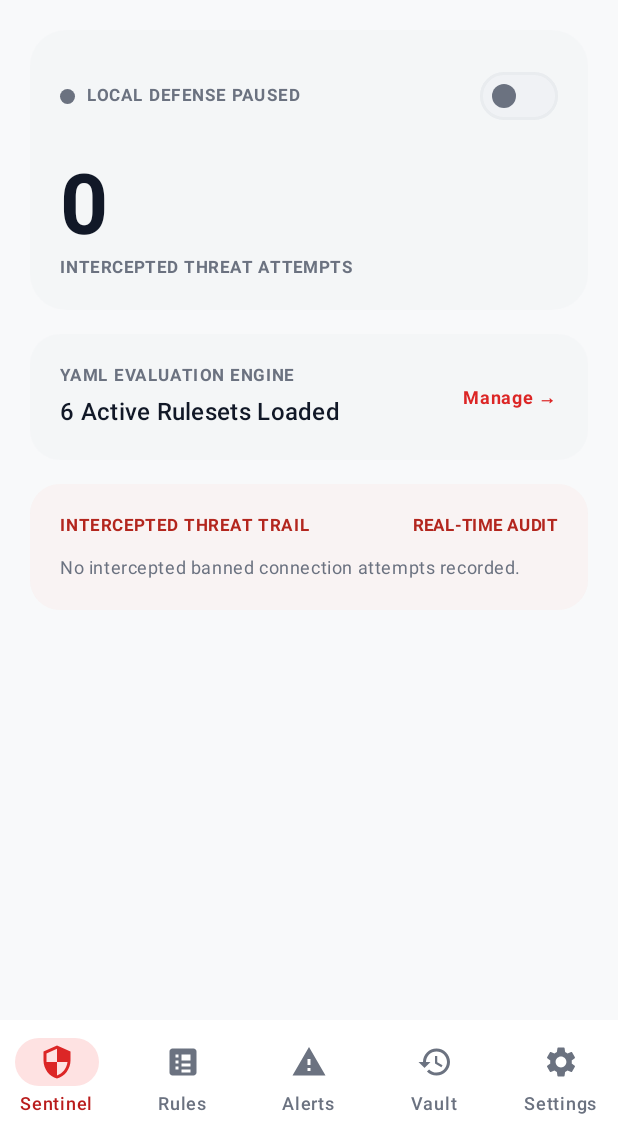
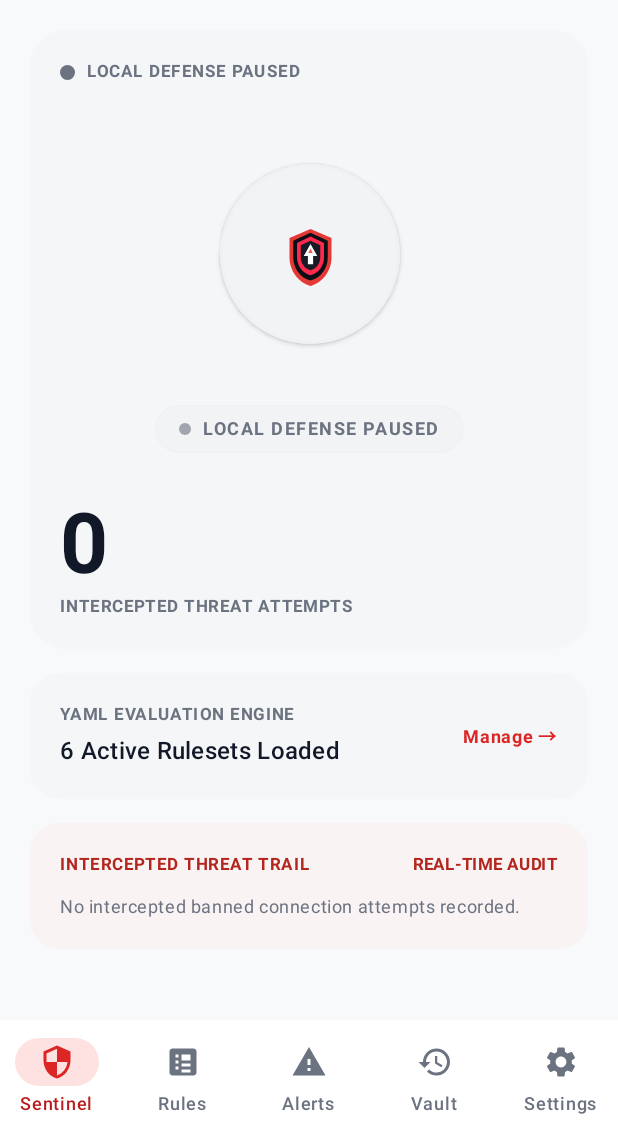
Before and after one commit to ctkqiang/NezhaEDRAndroid, an Android app built with Jetpack Compose: the screen it shows after launch (MainActivity), on a phone screen of 412 x 824 dp, the part 96-1236 px from its top. Run offline under Robolectric (Android 15) with nearby library versions, the phone set to English and light mode, and no system bars.

Commit message:
feat(ui): replace top-right small switch with prominent central master aegis shield power button and radar pulse ring

```diff
--- a/app/src/main/java/xin/ctkqiang/nezhaedr/MainActivity.kt
+++ b/app/src/main/java/xin/ctkqiang/nezhaedr/MainActivity.kt
@@ -12,6 +12,7 @@ import androidx.core.content.ContextCompat
 import xin.ctkqiang.nezhaedr.ui.main.MainScreen
 import xin.ctkqiang.nezhaedr.ui.theme.NezhaEDRTheme
 import xin.ctkqiang.nezhaedr.util.EDRLogger
+import xin.ctkqiang.nezhaedr.util.LocaleHelper
 
 class MainActivity : ComponentActivity() {
 
@@ -26,8 +27,11 @@ class MainActivity : ComponentActivity() {
     }
 
     override fun onCreate(savedInstanceState: Bundle?) {
+        val savedLang = LocaleHelper.getSavedLanguage(this)
+        LocaleHelper.applyLanguage(this, savedLang)
+
         super.onCreate(savedInstanceState)
-        EDRLogger.i(TAG, "onCreate: Activity initializing")
+        EDRLogger.i(TAG, "onCreate: Activity initializing with locale '$savedLang'")
         enableEdgeToEdge()
         requestNotificationPermission()
 
--- a/app/src/main/java/xin/ctkqiang/nezhaedr/ui/main/MainScreen.kt
+++ b/app/src/main/java/xin/ctkqiang/nezhaedr/ui/main/MainScreen.kt
@@ -960,6 +960,8 @@ fun AppleMasterStatusCard(
     blockedAttemptsCount: Int,
     onToggleVpn: () -> Unit
 ) {
+    val haptic = LocalHapticFeedback.current
+
     val stateColor by animateColorAsState(
         targetValue = if (isActive) MaterialTheme.colorScheme.primary else MaterialTheme.colorScheme.onSurfaceVariant,
         animationSpec = spring(dampingRatio = Spring.DampingRatioMediumBouncy, stiffness = Spring.StiffnessLow),
@@ -971,21 +973,21 @@ fun AppleMasterStatusCard(
         colors = CardDefaults.cardColors(containerColor = MaterialTheme.colorScheme.surfaceVariant.copy(alpha = 0.5f)),
         modifier = Modifier.fillMaxWidth()
     ) {
-        Column(modifier = Modifier.padding(20.dp)) {
+        Column(
+            modifier = Modifier.padding(20.dp),
+            horizontalAlignment = Alignment.CenterHorizontally
+        ) {
             Row(
                 modifier = Modifier.fillMaxWidth(),
-                horizontalArrangement = Arrangement.SpaceBetween,
+                horizontalArrangement = Arrangement.Start,
                 verticalAlignment = Alignment.CenterVertically
-            ) {
-                Row(
-                    verticalAlignment = Alignment.CenterVertically,
-                    horizontalArrangement = Arrangement.spacedBy(8.dp)
             ) {
                 Surface(
                     shape = CircleShape,
                     color = stateColor,
                     modifier = Modifier.size(10.dp)
                 ) {}
+                Spacer(modifier = Modifier.width(8.dp))
                 Text(
                     text = if (isActive) stringResource(R.string.defense_engaged) else stringResource(R.string.defense_paused),
                     style = MaterialTheme.typography.labelSmall,
@@ -995,20 +997,20 @@ fun AppleMasterStatusCard(
                 )
             }
 
-                Switch(
-                    checked = isActive,
-                    onCheckedChange = { onToggleVpn() },
-                    colors = SwitchDefaults.colors(
-                        checkedThumbColor = Color.White,
-                        checkedTrackColor = MaterialTheme.colorScheme.primary,
-                        uncheckedThumbColor = MaterialTheme.colorScheme.onSurfaceVariant,
-                        uncheckedTrackColor = MaterialTheme.colorScheme.outline.copy(alpha = 0.4f)
-                    )
-                )
-            }
-
-            Spacer(modifier = Modifier.height(16.dp))
-
+            Spacer(modifier = Modifier.height(20.dp))
+
+            // Massive Central Shield Power Button
+            MasterProtectionButton(
+                isActive = isActive,
+                onClick = onToggleVpn
+            )
+
+            Spacer(modifier = Modifier.height(20.dp))
+
+            Column(
+                modifier = Modifier.fillMaxWidth(),
+                horizontalAlignment = Alignment.Start
+            ) {
                 Text(
                     text = "$blockedAttemptsCount",
                     style = MaterialTheme.typography.displayLarge.copy(
@@ -1026,6 +1028,7 @@ fun AppleMasterStatusCard(
                     letterSpacing = 1.sp,
                     color = MaterialTheme.colorScheme.onSurfaceVariant
                 )
+            }
         }
     }
 }
@@ -1211,59 +1214,107 @@ fun MasterProtectionButton(
     isActive: Boolean,
     onClick: () -> Unit
 ) {
+    val haptic = LocalHapticFeedback.current
+
     val transition = rememberInfiniteTransition(label = "PulseTransition")
     val pulseScale by transition.animateFloat(
         initialValue = 1.0f,
-        targetValue = 1.15f,
+        targetValue = 1.18f,
         animationSpec = infiniteRepeatable(
-            animation = tween(1500, easing = FastOutSlowInEasing),
+            animation = tween(1800, easing = FastOutSlowInEasing),
             repeatMode = RepeatMode.Reverse
         ),
         label = "PulseScale"
     )
 
-    val buttonColor by animateColorAsState(
-        targetValue = if (isActive) MaterialTheme.colorScheme.primary else MaterialTheme.colorScheme.surfaceVariant,
+    val activeColor = MaterialTheme.colorScheme.primary
+    val inactiveColor = MaterialTheme.colorScheme.onSurfaceVariant.copy(alpha = 0.6f)
+
+    val mainButtonColor by animateColorAsState(
+        targetValue = if (isActive) activeColor else MaterialTheme.colorScheme.surfaceVariant,
         animationSpec = spring(stiffness = Spring.StiffnessMedium),
         label = "ButtonColor"
     )
 
-    val contentColor by animateColorAsState(
-        targetValue = if (isActive) MaterialTheme.colorScheme.onPrimary else MaterialTheme.colorScheme.onSurfaceVariant,
-        animationSpec = spring(stiffness = Spring.StiffnessMedium),
-        label = "ContentColor"
-    )
-
+    Column(
+        horizontalAlignment = Alignment.CenterHorizontally,
+        verticalArrangement = Arrangement.spacedBy(16.dp),
+        modifier = Modifier.padding(vertical = 8.dp)
+    ) {
         Box(
             contentAlignment = Alignment.Center,
-        modifier = Modifier.size(160.dp)
-    ) {
+            modifier = Modifier.size(170.dp)
+        ) {
+            // Sonar Radar Outer Pulse Ring
             if (isActive) {
                 Box(
                     modifier = Modifier
-                    .size(140.dp)
+                        .size(160.dp)
                         .scale(pulseScale)
                         .clip(CircleShape)
-                    .background(MaterialTheme.colorScheme.primary.copy(alpha = 0.2f))
-            )
-        }
-
+                        .background(activeColor.copy(alpha = 0.15f))
+                )
+                Box(
+                    modifier = Modifier
+                        .size(140.dp)
+                        .clip(CircleShape)
+                        .background(activeColor.copy(alpha = 0.25f))
+                )
+            }
+
+            // Central Elevated Shield Sphere Button
             Surface(
-            onClick = onClick,
+                onClick = {
+                    haptic.performHapticFeedback(HapticFeedbackType.LongPress)
+                    onClick()
+                },
                 shape = CircleShape,
-            color = buttonColor,
+                color = mainButtonColor,
                 shadowElevation = if (isActive) 12.dp else 2.dp,
+                border = BorderStroke(2.dp, if (isActive) activeColor else MaterialTheme.colorScheme.outline.copy(alpha = 0.3f)),
                 modifier = Modifier.size(120.dp)
             ) {
                 Box(
                     contentAlignment = Alignment.Center,
                     modifier = Modifier.fillMaxSize()
                 ) {
-                Text(
-                    text = if (isActive) stringResource(R.string.switch_on) else stringResource(R.string.switch_off),
-                    style = MaterialTheme.typography.headlineMedium,
-                    fontWeight = FontWeight.ExtraBold,
-                    color = contentColor
+                    Column(
+                        horizontalAlignment = Alignment.CenterHorizontally,
+                        verticalArrangement = Arrangement.Center
+                    ) {
+                        Icon(
+                            painter = painterResource(id = R.drawable.ic_launcher_foreground),
+                            contentDescription = "Shield Master Button",
+                            tint = Color.Unspecified,
+                            modifier = Modifier.size(54.dp)
+                        )
+                    }
+                }
+            }
+        }
+
+        // Executive Status Pill Badge
+        Surface(
+            shape = RoundedCornerShape(20.dp),
+            color = if (isActive) activeColor.copy(alpha = 0.12f) else MaterialTheme.colorScheme.surfaceVariant,
+            border = BorderStroke(1.dp, if (isActive) activeColor.copy(alpha = 0.3f) else MaterialTheme.colorScheme.outline.copy(alpha = 0.2f))
+        ) {
+            Row(
+                verticalAlignment = Alignment.CenterVertically,
+                horizontalArrangement = Arrangement.spacedBy(8.dp),
+                modifier = Modifier.padding(horizontal = 16.dp, vertical = 8.dp)
+            ) {
+                Surface(
+                    shape = CircleShape,
+                    color = if (isActive) activeColor else inactiveColor,
+                    modifier = Modifier.size(8.dp)
+                ) {}
+                Text(
+                    text = if (isActive) stringResource(R.string.defense_engaged) else stringResource(R.string.defense_paused),
+                    style = MaterialTheme.typography.labelMedium,
+                    fontWeight = FontWeight.Bold,
+                    letterSpacing = 1.sp,
+                    color = if (isActive) activeColor else MaterialTheme.colorScheme.onSurfaceVariant
                 )
             }
         }
--- a/app/src/main/java/xin/ctkqiang/nezhaedr/ui/main/MainUiState.kt
+++ b/app/src/main/java/xin/ctkqiang/nezhaedr/ui/main/MainUiState.kt
@@ -22,6 +22,7 @@ data class MainUiState(
     val selectedRemoteFilesToSync: Set<String> = emptySet(),
     val appTheme: AppThemeMode = AppThemeMode.RED,
     val appLanguageCode: String = "zh",
+    val languageRecomposeKey: Int = 0,
     val selectedTab: Int = 0,
     val isLoading: Boolean = false,
     val isSyncingRules: Boolean = false
--- a/app/src/main/java/xin/ctkqiang/nezhaedr/util/LocaleHelper.kt
+++ b/app/src/main/java/xin/ctkqiang/nezhaedr/util/LocaleHelper.kt
@@ -14,7 +14,7 @@ object LocaleHelper {
         return prefs.getString(KEY_LANGUAGE, "zh") ?: "zh"
     }
 
-    fun applyLanguage(context: Context, languageCode: String): Context {
+    fun applyLanguage(context: Context, languageCode: String) {
         val prefs = context.getSharedPreferences(PREFS_NAME, Context.MODE_PRIVATE)
         prefs.edit().putString(KEY_LANGUAGE, languageCode).apply()
 
@@ -28,9 +28,19 @@ object LocaleHelper {
         }
 
         Locale.setDefault(locale)
-        val config = Configuration(context.resources.configuration)
+
+        val resources = context.resources
+        val config = Configuration(resources.configuration)
         config.setLocale(locale)
+        @Suppress("DEPRECATION")
+        resources.updateConfiguration(config, resources.displayMetrics)
+
+        val appResources = context.applicationContext.resources
+        val appConfig = Configuration(appResources.configuration)
+        appConfig.setLocale(locale)
+        @Suppress("DEPRECATION")
+        appResources.updateConfiguration(appConfig, appResources.displayMetrics)
+
         EDRLogger.i("LocaleHelper", "Applied application locale: $languageCode")
-        return context.createConfigurationContext(config)
     }
 }
```
Also changed, not shown: app/src/main/java/xin/ctkqiang/nezhaedr/ui/main/MainViewModel.kt (+8 -1 lines). Lines whose indentation alone changed are shown as unchanged.
